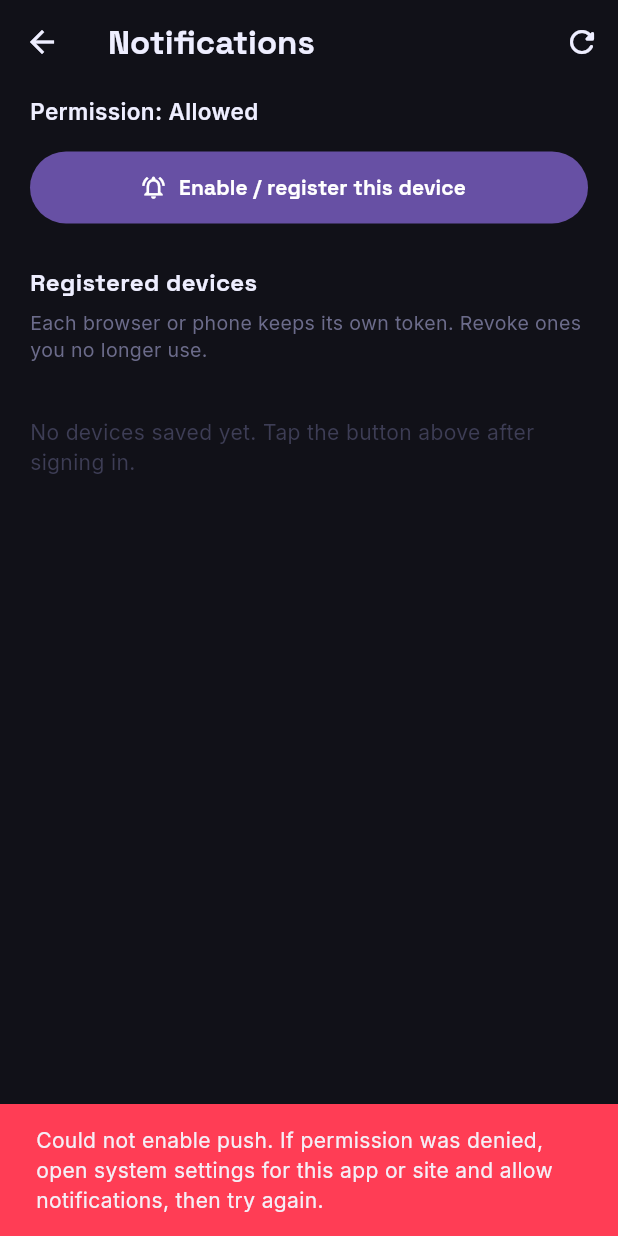
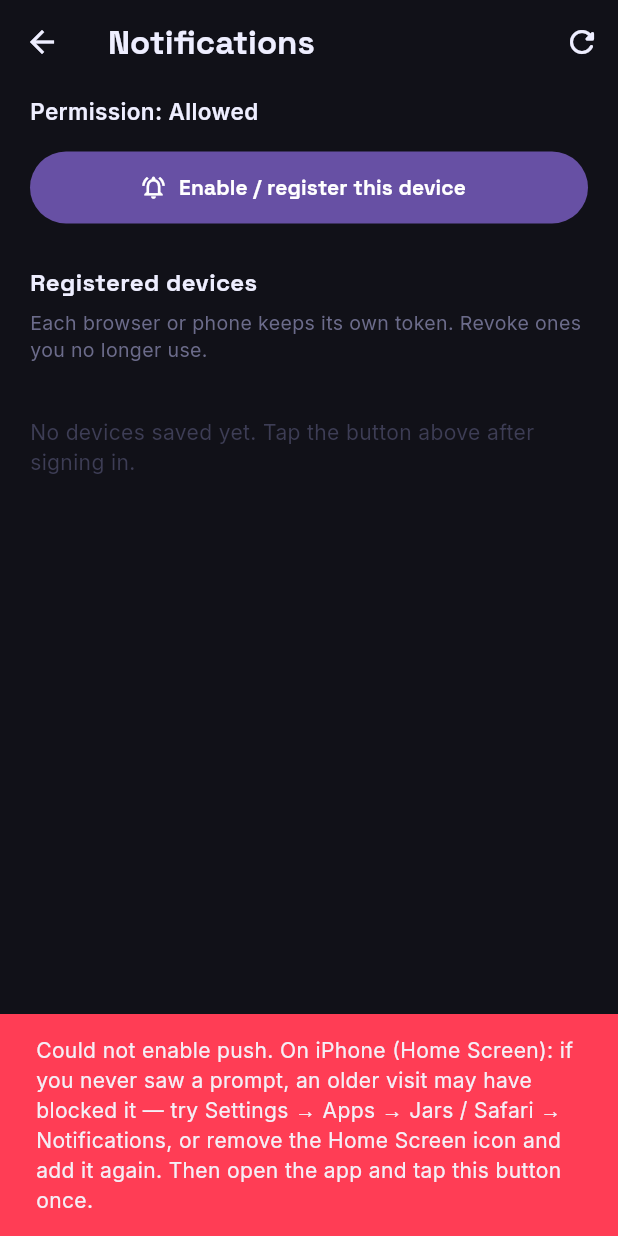
Before and after one commit to YarnGrowler/JarsFlutter, a Flutter app: the NotificationSettingsScreen screen opened directly, after a tap on "Enable / register this device", on a phone screen of 412 x 824 dp. Run offline on Flutter 3.47's test engine with Material 3 defaults, Android fonts, the phone set to English and light mode, and no system bars; our stand-ins replace firebase_core, firebase_messaging, flutter_animate, flutter_dotenv, flutter_riverpod, go_router and 4 more; missing offline and left inert: dart:html; accounts and stored records are empty.

Commit message:
ios noti fix

```diff
--- a/lib/auth_refresh.dart
+++ b/lib/auth_refresh.dart
@@ -7,12 +7,12 @@ import 'services/notification_service.dart';
 
 /// Notifies [GoRouter] when Supabase session is restored or changes (fixes web
 /// cold start showing /auth while session loads).
-/// Also initialises FCM push notifications whenever the user signs in.
+/// Also initialises Firebase for messaging (no permission prompt) on sign-in /
+/// session restore — see [NotificationService.init].
 class AuthRefreshNotifier extends ChangeNotifier {
   AuthRefreshNotifier() {
     _sub = AuthService.onAuthStateChange.listen((state) {
       notifyListeners();
-      // Init push notifications on sign-in or session restore
       if (state.event == AuthChangeEvent.signedIn ||
           state.event == AuthChangeEvent.initialSession) {
         NotificationService.init();
--- a/lib/screens/auth/login_screen.dart
+++ b/lib/screens/auth/login_screen.dart
@@ -5,7 +5,6 @@ import 'package:google_fonts/google_fonts.dart';
 import '../../core/constants.dart';
 import '../../core/theme.dart';
 import '../../services/auth_service.dart';
-import '../../services/notification_service.dart';
 import '../../services/profile_service.dart';
 import '../../widgets/ui/auth_shell.dart';
 
@@ -52,7 +51,6 @@ class _LoginScreenState extends State<LoginScreen> {
         password: _password.text,
       );
       await ProfileService.ensureProfileRow();
-      await NotificationService.registerToken();
       if (mounted) context.go('/');
     } catch (e) {
       if (mounted) {
--- a/lib/screens/auth/password_screen.dart
+++ b/lib/screens/auth/password_screen.dart
@@ -4,7 +4,6 @@ import 'package:go_router/go_router.dart';
 import 'package:google_fonts/google_fonts.dart';
 import '../../core/theme.dart';
 import '../../services/auth_service.dart';
-import '../../services/notification_service.dart';
 import '../../services/profile_service.dart';
 import '../../widgets/ui/auth_shell.dart';
 
@@ -89,7 +88,6 @@ class _PasswordScreenState extends State<PasswordScreen> {
         }
       }
       await ProfileService.ensureProfileRow();
-      await NotificationService.registerToken();
       if (mounted) {
         context.go(
           '/auth/room-entry?email=${Uri.encodeComponent(widget.email)}&username=${Uri.encodeComponent(widget.username)}',
--- a/lib/screens/auth/verify_email_screen.dart
+++ b/lib/screens/auth/verify_email_screen.dart
@@ -8,7 +8,6 @@ import 'package:google_fonts/google_fonts.dart';
 
 import '../../core/theme.dart';
 import '../../services/auth_service.dart';
-import '../../services/notification_service.dart';
 import '../../services/profile_service.dart';
 import '../../widgets/ui/auth_shell.dart';
 
@@ -80,7 +79,6 @@ class _VerifyEmailScreenState extends State<VerifyEmailScreen> {
         token: _codeController.text.trim(),
       );
       await ProfileService.ensureProfileRow();
-      await NotificationService.registerToken();
       if (!mounted) return;
       context.go(
         '/auth/room-entry?email=${Uri.encodeComponent(widget.email)}&username=${Uri.encodeComponent(widget.username)}',
--- a/lib/screens/profile/notification_settings_screen.dart
+++ b/lib/screens/profile/notification_settings_screen.dart
@@ -60,6 +60,9 @@ class _NotificationSettingsScreenState extends State<NotificationSettingsScreen>
 
   Future<void> _enableNotifications() async {
     setState(() => _busy = true);
+    // Must be the first await after this tap — iOS WebKit only shows the
+    // permission prompt when requestPermission runs from a user gesture (not
+    // from sign-in / app init).
     final ok = await NotificationService.registerToken();
     if (!mounted) return;
     setState(() => _busy = false);
@@ -69,8 +72,8 @@ class _NotificationSettingsScreenState extends State<NotificationSettingsScreen>
       SnackBar(
         content: Text(
           ok
-              ? 'This device was registered for push. If you use Safari / “Add to Home Screen”, approve the prompt when it appears.'
-              : 'Could not enable push. If permission was denied, open system settings for this app or site and allow notifications, then try again.',
+              ? 'This device was registered for push. On iPhone, the system prompt only appears when you tap this button — choose Allow.'
+              : 'Could not enable push. On iPhone (Home Screen): if you never saw a prompt, an older visit may have blocked it — try Settings → Apps → Jars / Safari → Notifications, or remove the Home Screen icon and add it again. Then open the app and tap this button once.',
           style: GoogleFonts.inter(),
         ),
         backgroundColor: ok ? null : JarsColors.red,
@@ -173,8 +176,10 @@ class _NotificationSettingsScreenState extends State<NotificationSettingsScreen>
                     if (kIsWeb) ...[
                       const SizedBox(height: 8),
                       Text(
-                        'If you added Jars to your iPhone Home Screen, open the app and tap '
-                        'the button below — iOS often will not show a notification prompt until you do.',
+                        'iPhone / iPad: Apple only allows the notification prompt when you tap '
+                        '“Enable / register” below — not on page load or after sign-in. '
+                        'If you tapped before and never saw a prompt, check Settings → Notifications '
+                        'for this app or site, or re-add the Home Screen shortcut.',
                         style: GoogleFonts.inter(
                           fontSize: 13,
                           color: JarsColors.textSecondary,
--- a/lib/screens/profile/profile_screen.dart
+++ b/lib/screens/profile/profile_screen.dart
@@ -314,21 +314,25 @@ class ProfileScreen extends ConsumerWidget {
                     ),
                   ),
                   onTap: () async {
-                    nav.pop();
                     final uid = SupabaseService.currentUserId;
                     if (uid == null) {
+                      nav.pop();
                       scaffoldMessenger.showSnackBar(
                         const SnackBar(content: Text('Not signed in.')),
                       );
                       return;
                     }
+                    // Register before closing the sheet so iOS WebKit still ties
+                    // requestPermission to this tap (no pop / await before it).
                     final regOk = await NotificationService.registerToken();
+                    nav.pop();
                     if (!regOk) {
                       scaffoldMessenger.showSnackBar(
                         SnackBar(
                           content: Text(
-                            'Could not save FCM token. Allow notifications, hard refresh, '
-                            'and ensure web/firebase-messaging-sw.js is deployed. Then try again.',
+                            'Could not save FCM token. On iPhone (Home Screen app), '
+                            'open Profile → Push notifications & devices and tap Enable there. '
+                            'Otherwise allow notifications and ensure firebase-messaging-sw.js is deployed.',
                             style: GoogleFonts.inter(),
                           ),
                           backgroundColor: JarsColors.red,
--- a/lib/services/notification_service.dart
+++ b/lib/services/notification_service.dart
@@ -19,10 +19,26 @@ const kWebPushIconPath = '/icons/jars-notification.svg';
 
 /// Handles FCM token registration and push via Supabase `notifications` table.
 /// Tokens are stored in [user_fcm_tokens] so each user can have **multiple devices**.
+///
+/// **iOS Safari / “Add to Home Screen”:** `requestPermission()` is only honored when
+/// triggered from a **direct user gesture** (e.g. a button `onPressed`). Do **not**
+/// call [registerToken] from app init, sign-in, or `async` chains after navigation —
+/// use [syncTokenIfPermitted] there instead (no prompt; only refreshes token if
+/// already allowed). See [registerToken] for the explicit opt-in path.
 class NotificationService {
   static final _db = SupabaseService.client;
   static bool _tokenListenersAttached = false;
   static bool _foregroundWebAttached = false;
+
+  static const FirebaseOptions _firebaseOptions = FirebaseOptions(
+    apiKey: 'AIzaSyDI1yg8xMRFK42Nz6n2Tiiwq7_ugIW8RUo',
+    authDomain: 'jarsflutter.firebaseapp.com',
+    projectId: 'jarsflutter',
+    storageBucket: 'jarsflutter.firebasestorage.app',
+    messagingSenderId: '93048274469',
+    appId: '1:93048274469:web:dfc56256d2aeede1ad49cc',
+    measurementId: 'G-X14XTW7GJP',
+  );
 
   /// Last token obtained from FCM on this install (to mark "this device" in lists).
   static String? _lastKnownLocalToken;
@@ -30,26 +46,56 @@ class NotificationService {
   /// Exposed for settings UI to label the current install in [listMyDevices].
   static String? get cachedLocalFcmToken => _lastKnownLocalToken;
 
+  static Future<void> _ensureFirebaseInitialized() async {
+    if (Firebase.apps.isEmpty) {
+      await Firebase.initializeApp(options: _firebaseOptions);
+    }
+  }
+
+  /// Safe on session restore / sign-in: **does not** call [requestPermission].
+  /// Re-fetches and saves the FCM token only if the user already allowed notifications.
+  static Future<bool> syncTokenIfPermitted() async {
+    try {
+      await _ensureFirebaseInitialized();
+      final messaging = FirebaseMessaging.instance;
+      final settings = await messaging
+          .getNotificationSettings()
+          .timeout(const Duration(seconds: 8));
+      if (settings.authorizationStatus != AuthorizationStatus.authorized &&
+          settings.authorizationStatus != AuthorizationStatus.provisional) {
+        return false;
+      }
+      final token = kIsWeb
+          ? await messaging.getToken(vapidKey: _kVapidKey)
+          : await messaging.getToken();
+      if (token == null || token.isEmpty) return false;
+      return _persistTokenAndAttachListeners(token);
+    } catch (e, st) {
+      developer.log(
+        'NotificationService.syncTokenIfPermitted: $e',
+        name: 'Jars',
+        error: e,
+        stackTrace: st,
+      );
+      return false;
+    }
+  }
+
+  /// After sign-in or cold start: Firebase ready + silent token sync if already allowed.
+  /// Never shows the permission dialog (unlike [registerToken]).
   static Future<void> init() async {
-    await registerToken();
+    try {
+      await _ensureFirebaseInitialized();
+      await syncTokenIfPermitted();
+    } catch (e, st) {
+      developer.log('NotificationService.init: $e', name: 'Jars', error: e, stackTrace: st);
+    }
   }
 
   /// Current OS / browser permission (no prompt). Times out so mobile never hangs forever.
   static Future<NotificationSettings?> getNotificationSettings() async {
     try {
-      if (Firebase.apps.isEmpty) {
-        await Firebase.initializeApp(
-          options: const FirebaseOptions(
-            apiKey: 'AIzaSyDI1yg8xMRFK42Nz6n2Tiiwq7_ugIW8RUo',
-            authDomain: 'jarsflutter.firebaseapp.com',
-            projectId: 'jarsflutter',
-            storageBucket: 'jarsflutter.firebasestorage.app',
-            messagingSenderId: '93048274469',
-            appId: '1:93048274469:web:dfc56256d2aeede1ad49cc',
-            measurementId: 'G-X14XTW7GJP',
-          ),
-        ).timeout(const Duration(seconds: 8));
-      }
+      await _ensureFirebaseInitialized().timeout(const Duration(seconds: 8));
       return await FirebaseMessaging.instance
           .getNotificationSettings()
           .timeout(const Duration(seconds: 6));
@@ -67,19 +113,7 @@ class NotificationService {
   /// FCM token for this install, if permission allows (may be null on web).
   static Future<String?> getCurrentFcmToken() async {
     try {
-      if (Firebase.apps.isEmpty) {
-        await Firebase.initializeApp(
-          options: const FirebaseOptions(
-            apiKey: 'AIzaSyDI1yg8xMRFK42Nz6n2Tiiwq7_ugIW8RUo',
-            authDomain: 'jarsflutter.firebaseapp.com',
-            projectId: 'jarsflutter',
-            storageBucket: 'jarsflutter.firebasestorage.app',
-            messagingSenderId: '93048274469',
-            appId: '1:93048274469:web:dfc56256d2aeede1ad49cc',
-            measurementId: 'G-X14XTW7GJP',
-          ),
-        );
-      }
+      await _ensureFirebaseInitialized();
       if (kIsWeb) {
         return FirebaseMessaging.instance.getToken(vapidKey: _kVapidKey);
       }
@@ -191,22 +225,39 @@ class NotificationService {
     }
   }
 
-  /// Registers this device’s FCM token (upsert). Safe after every sign-in / new browser.
+  static Future<bool> _persistTokenAndAttachListeners(String token) async {
+    final messaging = FirebaseMessaging.instance;
+    if (!_tokenListenersAttached) {
+      _tokenListenersAttached = true;
+      messaging.onTokenRefresh.listen((t) {
+        _lastKnownLocalToken = t;
+        _saveFcmToken(t);
+      });
+    }
+    if (kIsWeb && !_foregroundWebAttached) {
+      _foregroundWebAttached = true;
+      attachForegroundWebPushDisplay();
+    }
+    _lastKnownLocalToken = token;
+    final saved = await _saveFcmToken(token);
+    if (!saved) {
+      developer.log(
+        'NotificationService: token not saved (signed in?)',
+        name: 'Jars',
+      );
+    }
+    return saved;
+  }
+
+  /// Registers this device’s FCM token after **requesting permission**.
+  ///
+  /// **Must run from a direct user gesture** (e.g. `onPressed` on a button) —
+  /// especially on **iPhone Safari / Home Screen web apps**, where calling
+  /// [FirebaseMessaging.requestPermission] from init or post-login `async`
+  /// code does not show the system prompt and can leave permission denied.
   static Future<bool> registerToken() async {
     try {
-      if (Firebase.apps.isEmpty) {
-        await Firebase.initializeApp(
-          options: const FirebaseOptions(
-            apiKey: 'AIzaSyDI1yg8xMRFK42Nz6n2Tiiwq7_ugIW8RUo',
-            authDomain: 'jarsflutter.firebaseapp.com',
-            projectId: 'jarsflutter',
-            storageBucket: 'jarsflutter.firebasestorage.app',
-            messagingSenderId: '93048274469',
-            appId: '1:93048274469:web:dfc56256d2aeede1ad49cc',
-            measurementId: 'G-X14XTW7GJP',
-          ),
-        );
-      }
+      await _ensureFirebaseInitialized();
 
       final messaging = FirebaseMessaging.instance;
       final settings = await messaging.requestPermission(
@@ -236,28 +287,7 @@ class NotificationService {
         return false;
       }
 
-      if (!_tokenListenersAttached) {
-        _tokenListenersAttached = true;
-        messaging.onTokenRefresh.listen((t) {
-          _lastKnownLocalToken = t;
-          _saveFcmToken(t);
-        });
-      }
-
-      if (kIsWeb && !_foregroundWebAttached) {
-        _foregroundWebAttached = true;
-        attachForegroundWebPushDisplay();
-      }
-
-      _lastKnownLocalToken = token;
-      final saved = await _saveFcmToken(token);
-      if (!saved) {
-        developer.log(
-          'NotificationService: token not saved (signed in?)',
-          name: 'Jars',
-        );
-      }
-      return saved;
+      return _persistTokenAndAttachListeners(token);
     } catch (e, st) {
       developer.log('NotificationService.registerToken: $e\n$st', name: 'Jars');
       return false;
```
